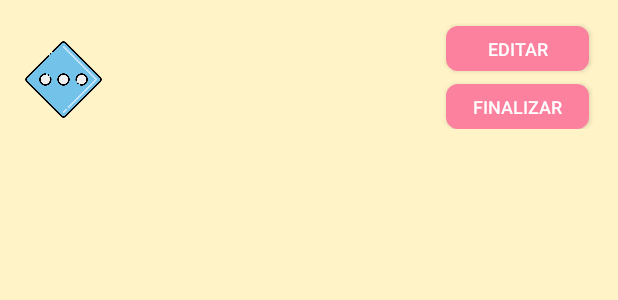
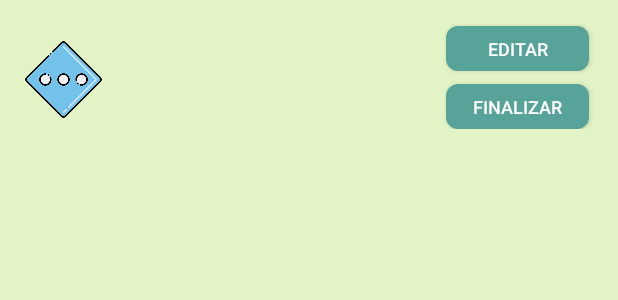
Before and after one commit to robledo21/Entrega1DAS, an Android app: the layout elemento_lista.xml on its own in the app's theme, with its tools: preview values and no code run, on a phone screen of 412 x 824 dp. Shown: the top 300 px of the screen. Run offline under Robolectric (Android 15) with nearby library versions, the phone set to English and light mode, and no system bars.

Commit message:
Últimos retoques

```diff
--- a/app/src/main/res/drawable/mi_boton_fondo.xml
+++ b/app/src/main/res/drawable/mi_boton_fondo.xml
@@ -1,6 +1,6 @@
 <shape xmlns:android="http://schemas.android.com/apk/res/android"
     android:shape="rectangle">
-    <solid android:color="#FC819E" />
+    <solid android:color="#58A399" />
     <corners android:radius="8dp" />
 </shape>
 <!--Establece el fondo de los botones (para el estilo personalizado)-->
--- a/app/src/main/res/values/styles.xml
+++ b/app/src/main/res/values/styles.xml
@@ -2,13 +2,13 @@
     <!-- Definición del estilo de la aplicación -->
     <style name="MiTema" parent="Theme.AppCompat.Light.DarkActionBar">
         <!-- Color de fondo de la barra de acción -->
-        <item name="colorPrimary">#F7418F</item>
+        <item name="colorPrimary">#497a89</item>
         <!-- Color del texto de la barra de acción -->
         <item name="android:textColorPrimary">#FFFFFF</item>
         <!-- Color de fondo de la ventana -->
-        <item name="android:windowBackground">#FFF3C7</item>
+        <item name="android:windowBackground">#E2F4C5</item>
         <!-- Color de los botones -->
-        <item name="colorButtonNormal">#FC819E</item>
+        <item name="colorButtonNormal">#58A399</item>
     </style>
 
     <!-- Estilo personalizado para los botones -->
@@ -27,7 +27,7 @@
     <!-- Estilo personalizado para los dialogos -->
     <style name="AlertDialogCustom" parent="Theme.AppCompat.Light.Dialog.Alert">
         <item name="android:textColor">@android:color/black</item>
-        <item name="android:background">#FC819E</item>
+        <item name="android:background">#A8CD9F</item>
     </style>
 
 </resources>
```
